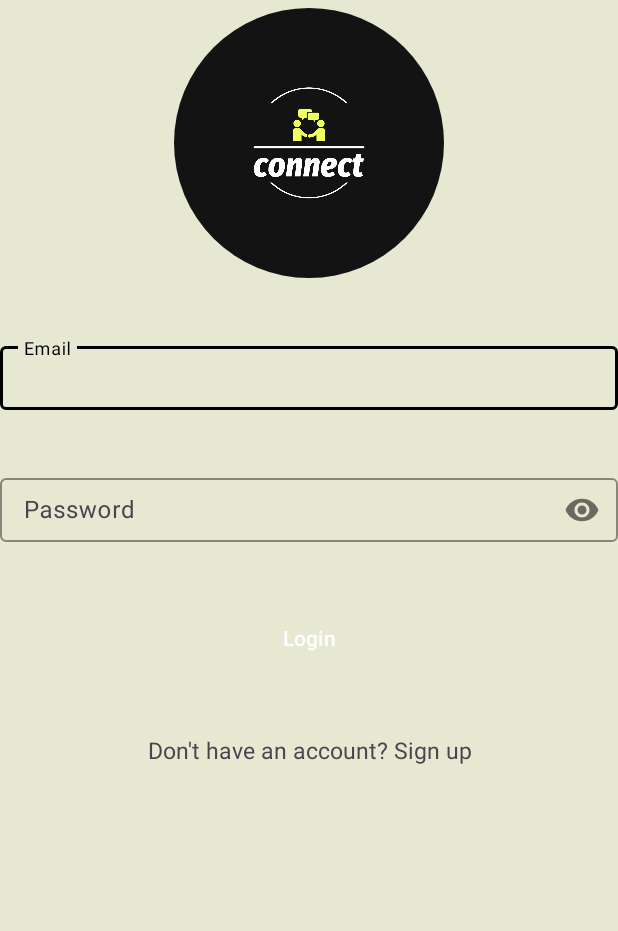
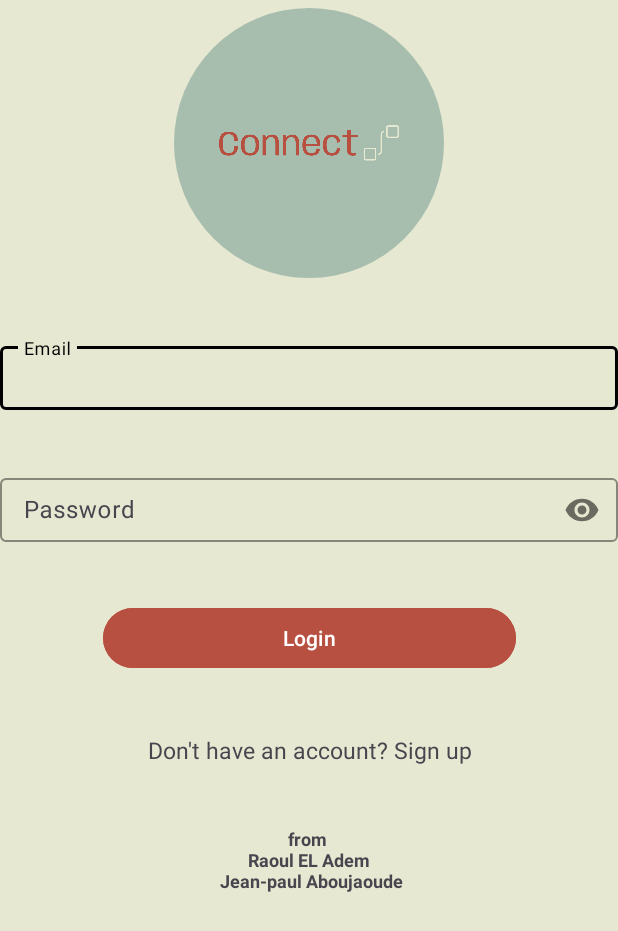
Before and after one commit to RaoulAdem/Mobile-Dev, an Android app: the screen it shows after launch (LoginActivity), on a phone screen of 412 x 824 dp. Shown: the top 931 px of the screen. Run offline under Robolectric (Android 15) with nearby library versions, the phone set to English and light mode, and no system bars; our stand-ins replace CircleImageView, Firebase (no records; nobody signed in at launch, a user with empty details on screens opened directly).

Commit message:
Fine tunning

```diff
--- a/app/build.gradle.kts
+++ b/app/build.gradle.kts
@@ -57,4 +57,5 @@ dependencies {
     implementation ("com.github.bumptech.glide:glide:4.14.2")
     annotationProcessor ("com.github.bumptech.glide:compiler:4.11.0")
     implementation("org.osmdroid:osmdroid-android:6.1.14")
+    implementation("com.squareup.okhttp3:okhttp:4.9.0")
 }
--- a/app/src/main/java/com/example/connectproject/LoginActivity.kt
+++ b/app/src/main/java/com/example/connectproject/LoginActivity.kt
@@ -37,6 +37,8 @@ class LoginActivity : AppCompatActivity() {
                         val intent = Intent(this, MainActivity::class.java)
                         startActivity(intent)
                     } else {
+                        binding.loginEmail.error = "Incorrect email"
+                        binding.loginPassword.error = "Incorrect password"
                         Toast.makeText(this, it.exception.toString(), Toast.LENGTH_SHORT).show()
                         Log.e("LoginActivity", it.exception.toString())
                     }
--- /dev/null
+++ b/app/src/main/res/drawable/rounded_corner_nav.xml
@@ -0,0 +1,6 @@
+<?xml version="1.0" encoding="utf-8"?>
+<shape xmlns:android="http://schemas.android.com/apk/res/android">
+    <corners  android:topLeftRadius="15dp"
+        android:topRightRadius="15dp"/>
+    <solid android:color="@color/mutud_teal"></solid>
+</shape>
--- a/app/src/main/res/layout/activity_home.xml
+++ b/app/src/main/res/layout/activity_home.xml
@@ -22,7 +22,7 @@
             android:layout_height="match_parent"
             android:layout_marginHorizontal="10dp"
             android:orientation="horizontal"
-            android:background="@drawable/rounded_corner"
+            android:background="@drawable/rounded_corner_adapter"
             android:backgroundTint="@color/mutud_teal">
 
             <de.hdodenhof.circleimageview.CircleImageView
@@ -45,7 +45,6 @@
                 android:gravity="center"
                 android:layout_gravity="center"
                 android:textStyle="bold"
-                android:layout_marginTop="5dp"
                 app:layout_constraintEnd_toEndOf="parent"
                 app:layout_constraintStart_toStartOf="parent"
                 app:layout_constraintTop_toBottomOf="@+id/cardImage">
@@ -163,7 +162,8 @@
         android:id="@+id/navigation"
         android:layout_width="match_parent"
         android:layout_height="60dp"
-        android:background="@color/mutud_teal"
+        android:background="@drawable/rounded_corner_nav"
+        android:backgroundTint="@color/mutud_teal"
         android:layout_alignParentBottom="true"
         app:layout_constraintBottom_toBottomOf="parent"
         app:layout_constraintEnd_toEndOf="parent"
--- a/app/src/main/res/layout/activity_login.xml
+++ b/app/src/main/res/layout/activity_login.xml
@@ -71,7 +71,7 @@
     </com.google.android.material.textfield.TextInputLayout>
 
     <Button
-        android:background="@drawable/rounded_corner"
+        android:backgroundTint="@color/terracotta_red"
         android:layout_width="275dp"
         android:layout_height="wrap_content"
         android:id="@+id/loginButton"
@@ -98,4 +98,18 @@
 
     </TextView>
 
+    <TextView
+        android:layout_width="0dp"
+        android:layout_height="wrap_content"
+        android:textStyle="bold"
+        android:text="from \n Raoul EL Adem \n Jean-paul Aboujaoude"
+        android:textSize="12sp"
+        android:gravity="center"
+        android:layout_marginTop="40dp"
+        app:layout_constraintEnd_toEndOf="parent"
+        app:layout_constraintStart_toStartOf="parent"
+        app:layout_constraintTop_toBottomOf="@id/signupRedirect">
+
+    </TextView>
+
 </androidx.constraintlayout.widget.ConstraintLayout>
--- a/app/src/main/res/layout/dialog_do_actions.xml
+++ b/app/src/main/res/layout/dialog_do_actions.xml
@@ -5,7 +5,8 @@
     android:layout_width="match_parent"
     android:layout_height="wrap_content"
     android:orientation="vertical"
-    android:background="?android:attr/colorPrimary"
+    android:background="@drawable/rounded_corner_adapter"
+    android:backgroundTint="?android:attr/colorPrimary"
     android:padding="20dp">
 
     <TextView
--- a/app/src/main/res/layout/dialog_update_email.xml
+++ b/app/src/main/res/layout/dialog_update_email.xml
@@ -5,7 +5,8 @@
     android:layout_width="match_parent"
     android:layout_height="wrap_content"
     android:orientation="vertical"
-    android:background="?android:attr/colorPrimary"
+    android:background="@drawable/rounded_corner_adapter"
+    android:backgroundTint="?android:attr/colorPrimary"
     android:padding="20dp">
 
     <TextView
--- a/app/src/main/res/layout/dialog_update_password.xml
+++ b/app/src/main/res/layout/dialog_update_password.xml
@@ -5,7 +5,8 @@
     android:layout_width="match_parent"
     android:layout_height="wrap_content"
     android:orientation="vertical"
-    android:background="?android:attr/colorPrimary"
+    android:background="@drawable/rounded_corner_adapter"
+    android:backgroundTint="?android:attr/colorPrimary"
     android:padding="20dp">
 
     <TextView
--- a/app/src/main/res/layout/dialog_update_phone.xml
+++ b/app/src/main/res/layout/dialog_update_phone.xml
@@ -5,7 +5,8 @@
     android:layout_width="match_parent"
     android:layout_height="wrap_content"
     android:orientation="vertical"
-    android:background="?android:attr/colorPrimary"
+    android:background="@drawable/rounded_corner_adapter"
+    android:backgroundTint="?android:attr/colorPrimary"
     android:padding="20dp">
 
     <TextView
```
Also changed, not shown: app/src/main/java/com/example/connectproject/ESIBActivity.kt (+93 -1 lines), app/src/main/res/layout/activity_esib.xml (+17 -0 lines), app/src/main/res/layout/activity_profile.xml (+4 -3 lines), app/src/main/res/drawable/logo.png, app/src/main/res/drawable/logo_no_background.png (added).
